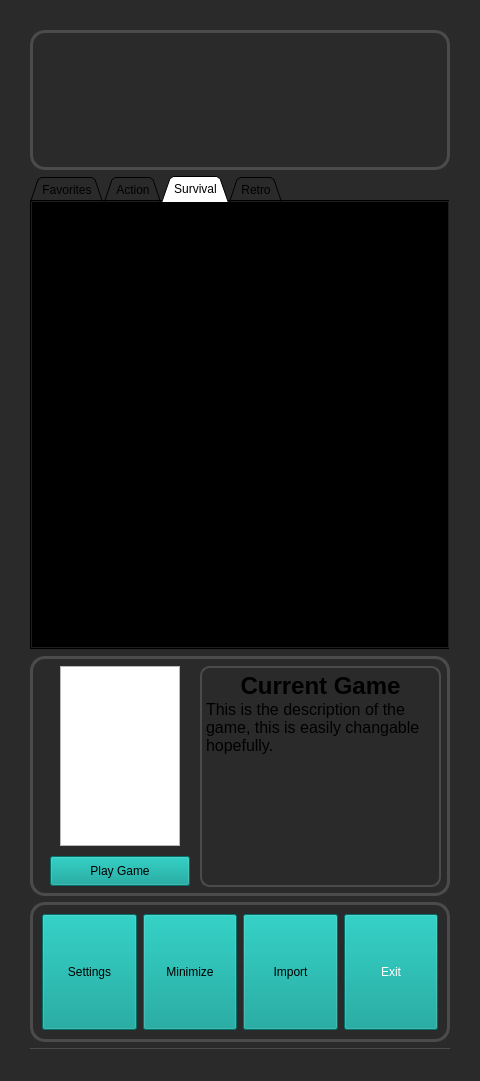
Before: the Qt Designer form mainwindow.ui in JforJake/GameLauncher, drawn with Qt 5.
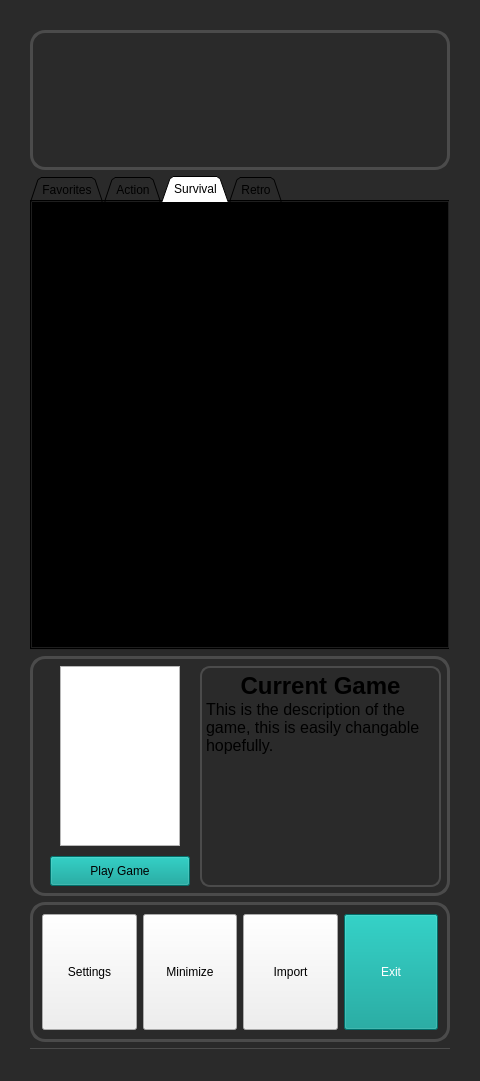
After: the same form once the commit is applied. The open tabs and pages were chosen to show the change.

What changed in the file:
```diff
--- a/mainwindow.ui
+++ b/mainwindow.ui
@@ -73,6 +73,33 @@
        </color>
       </brush>
      </colorrole>
+     <colorrole role="Text">
+      <brush brushstyle="SolidPattern">
+       <color alpha="255">
+        <red>255</red>
+        <green>255</green>
+        <blue>255</blue>
+       </color>
+      </brush>
+     </colorrole>
+     <colorrole role="ButtonText">
+      <brush brushstyle="SolidPattern">
+       <color alpha="255">
+        <red>255</red>
+        <green>255</green>
+        <blue>255</blue>
+       </color>
+      </brush>
+     </colorrole>
+     <colorrole role="Base">
+      <brush brushstyle="SolidPattern">
+       <color alpha="255">
+        <red>42</red>
+        <green>42</green>
+        <blue>42</blue>
+       </color>
+      </brush>
+     </colorrole>
      <colorrole role="Window">
       <brush brushstyle="SolidPattern">
        <color alpha="255">
@@ -91,6 +118,15 @@
        </color>
       </brush>
      </colorrole>
+     <colorrole role="Highlight">
+      <brush brushstyle="SolidPattern">
+       <color alpha="255">
+        <red>31</red>
+        <green>155</green>
+        <blue>93</blue>
+       </color>
+      </brush>
+     </colorrole>
     </active>
     <inactive>
      <colorrole role="WindowText">
@@ -147,6 +183,33 @@
        </color>
       </brush>
      </colorrole>
+     <colorrole role="Text">
+      <brush brushstyle="SolidPattern">
+       <color alpha="255">
+        <red>255</red>
+        <green>255</green>
+        <blue>255</blue>
+       </color>
+      </brush>
+     </colorrole>
+     <colorrole role="ButtonText">
+      <brush brushstyle="SolidPattern">
+       <color alpha="255">
+        <red>255</red>
+        <green>255</green>
+        <blue>255</blue>
+       </color>
+      </brush>
+     </colorrole>
+     <colorrole role="Base">
+      <brush brushstyle="SolidPattern">
+       <color alpha="255">
+        <red>42</red>
+        <green>42</green>
+        <blue>42</blue>
+       </color>
+      </brush>
+     </colorrole>
      <colorrole role="Window">
       <brush brushstyle="SolidPattern">
        <color alpha="255">
@@ -165,6 +228,15 @@
        </color>
       </brush>
      </colorrole>
+     <colorrole role="Highlight">
+      <brush brushstyle="SolidPattern">
+       <color alpha="255">
+        <red>31</red>
+        <green>155</green>
+        <blue>93</blue>
+       </color>
+      </brush>
+     </colorrole>
     </inactive>
     <disabled>
      <colorrole role="WindowText">
@@ -743,7 +815,7 @@
           </size>
          </property>
          <property name="styleSheet">
-          <string notr="true">background-color: #009c94</string>
+          <string notr="true"/>
          </property>
          <property name="text">
           <string>Settings</string>
@@ -759,7 +831,7 @@
           </size>
          </property>
          <property name="styleSheet">
-          <string notr="true">background-color: #009c94</string>
+          <string notr="true"/>
          </property>
          <property name="text">
           <string>Minimize</string>
@@ -775,7 +847,7 @@
           </size>
          </property>
          <property name="styleSheet">
-          <string notr="true">background-color: #009c94</string>
+          <string notr="true"/>
          </property>
          <property name="text">
           <string>Import</string>
```
Left out of the diff: 139 changed lines with no effect on the pictures.
